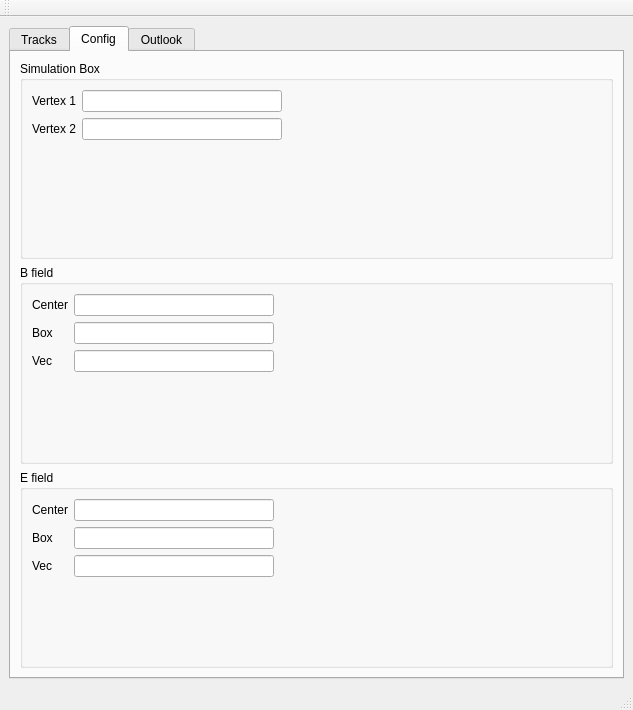
The window that plugins/Thomson_Parabola/Thomson_Parabola.ui (NeutrinoToolkit/Neutrino) describes before a commit, drawn with Qt 5.
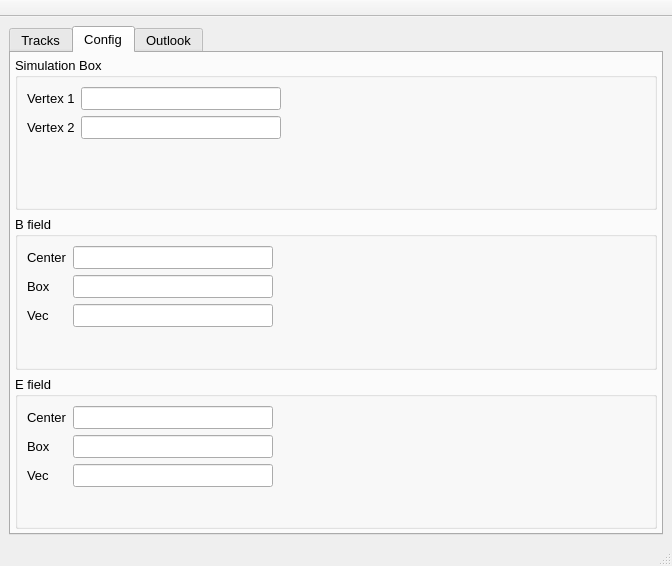
The same window after the commit. The open tabs and pages were chosen to show the change. Custom widgets are drawn as their Qt base class.

Commit message: final revert mess

```diff
--- a/plugins/Thomson_Parabola/Thomson_Parabola.ui
+++ b/plugins/Thomson_Parabola/Thomson_Parabola.ui
@@ -6,8 +6,8 @@
    <rect>
     <x>0</x>
     <y>0</y>
-    <width>633</width>
-    <height>710</height>
+    <width>672</width>
+    <height>566</height>
    </rect>
   </property>
   <property name="windowTitle">
@@ -17,6 +17,11 @@
    <layout class="QGridLayout" name="gridLayout_8">
     <item row="0" column="0">
      <widget class="QTabWidget" name="tabWidget">
+      <property name="font">
+       <font>
+        <pointsize>10</pointsize>
+       </font>
+      </property>
       <property name="currentIndex">
        <number>0</number>
       </property>
@@ -240,21 +245,31 @@
         <string>Config</string>
        </attribute>
        <layout class="QVBoxLayout" name="verticalLayout">
+        <property name="leftMargin">
+         <number>4</number>
+        </property>
+        <property name="topMargin">
+         <number>4</number>
+        </property>
+        <property name="rightMargin">
+         <number>4</number>
+        </property>
+        <property name="bottomMargin">
+         <number>4</number>
+        </property>
         <item>
          <widget class="QGroupBox" name="groupBox_2">
           <property name="title">
            <string>Simulation Box</string>
           </property>
-          <layout class="QGridLayout" name="gridLayout_5">
-           <item row="1" column="0">
-            <widget class="QLabel" name="label_5">
-             <property name="text">
-              <string>Vertex 2</string>
-             </property>
-            </widget>
-           </item>
+          <layout class="QFormLayout" name="formLayout">
            <item row="0" column="0">
             <widget class="QLabel" name="label_4">
+             <property name="font">
+              <font>
+               <pointsize>10</pointsize>
+              </font>
+             </property>
              <property name="text">
               <string>Vertex 1</string>
              </property>
@@ -270,8 +285,7 @@
              </property>
              <property name="font">
               <font>
-               <pointsize>8</pointsize>
-               <italic>true</italic>
+               <pointsize>10</pointsize>
               </font>
              </property>
              <property name="inputMask">
@@ -289,6 +303,21 @@
              <property name="placeholderText">
               <string/>
              </property>
+             <property name="neutrinoSave" stdset="0">
+              <bool>true</bool>
+             </property>
+            </widget>
+           </item>
+           <item row="1" column="0">
+            <widget class="QLabel" name="label_5">
+             <property name="font">
+              <font>
+               <pointsize>10</pointsize>
+              </font>
+             </property>
+             <property name="text">
+              <string>Vertex 2</string>
+             </property>
             </widget>
            </item>
            <item row="1" column="1">
@@ -301,8 +330,7 @@
              </property>
              <property name="font">
               <font>
-               <pointsize>8</pointsize>
-               <italic>true</italic>
+               <pointsize>10</pointsize>
               </font>
              </property>
              <property name="text">
@@ -310,32 +338,6 @@
              </property>
             </widget>
            </item>
-           <item row="2" column="0">
-            <spacer name="verticalSpacer">
-             <property name="orientation">
-              <enum>Qt::Vertical</enum>
-             </property>
-             <property name="sizeHint" stdset="0">
-              <size>
-               <width>20</width>
-               <height>40</height>
-              </size>
-             </property>
-            </spacer>
-           </item>
-           <item row="0" column="2">
-            <spacer name="horizontalSpacer_2">
-             <property name="orientation">
-              <enum>Qt::Horizontal</enum>
-             </property>
-             <property name="sizeHint" stdset="0">
-              <size>
-               <width>40</width>
-               <height>20</height>
-              </size>
-             </property>
-            </spacer>
-           </item>
           </layout>
          </widget>
         </item>
@@ -344,37 +346,16 @@
           <property name="title">
            <string>B field</string>
           </property>
-          <layout class="QGridLayout" name="gridLayout_6">
-           <item row="2" column="0">
-            <widget class="QLabel" name="label_8">
-             <property name="text">
-              <string>Vec</string>
-             </property>
-            </widget>
-           </item>
-           <item row="2" column="1">
-            <widget class="QVecInput" name="Bvec">
-             <property name="maximumSize">
-              <size>
-               <width>200</width>
-               <height>16777215</height>
-              </size>
-             </property>
+          <layout class="QFormLayout" name="formLayout_3">
+           <item row="0" column="0">
+            <widget class="QLabel" name="label_7">
              <property name="font">
               <font>
-               <pointsize>8</pointsize>
-               <italic>true</italic>
+               <pointsize>10</pointsize>
               </font>
              </property>
              <property name="text">
-              <string/>
-             </property>
-            </widget>
-           </item>
-           <item row="1" column="0">
-            <widget class="QLabel" name="label_6">
-             <property name="text">
-              <string>Box</string>
+              <string>Center</string>
              </property>
             </widget>
            </item>
@@ -388,12 +369,26 @@
              </property>
              <property name="font">
               <font>
-               <pointsize>8</pointsize>
-               <italic>true</italic>
+               <pointsize>10</pointsize>
               </font>
              </property>
              <property name="text">
               <string/>
+             </property>
+             <property name="neutrinoSave" stdset="0">
+              <bool>true</bool>
+             </property>
+            </widget>
+           </item>
+           <item row="1" column="0">
+            <widget class="QLabel" name="label_6">
+             <property name="font">
+              <font>
+               <pointsize>10</pointsize>
+              </font>
+             </property>
+             <property name="text">
+              <string>Box</string>
              </property>
             </widget>
            </item>
@@ -407,8 +402,7 @@
              </property>
              <property name="font">
               <font>
-               <pointsize>8</pointsize>
-               <italic>true</italic>
+               <pointsize>10</pointsize>
               </font>
              </property>
              <property name="text">
@@ -416,38 +410,38 @@
              </property>
             </widget>
            </item>
-           <item row="0" column="0">
-            <widget class="QLabel" name="label_7">
+           <item row="2" column="0">
+            <widget class="QLabel" name="label_8">
+             <property name="font">
+              <font>
+               <pointsize>10</pointsize>
+              </font>
+             </property>
              <property name="text">
-              <string>Center</string>
+              <string>Vec</string>
              </property>
             </widget>
            </item>
-           <item row="3" column="1">
-            <spacer name="verticalSpacer_2">
-             <property name="orientation">
-              <enum>Qt::Vertical</enum>
-             </property>
-             <property name="sizeHint" stdset="0">
+           <item row="2" column="1">
+            <widget class="QVecInput" name="Bvec">
+             <property name="maximumSize">
               <size>
-               <width>20</width>
-               <height>40</height>
+               <width>200</width>
+               <height>16777215</height>
               </size>
              </property>
-            </spacer>
-           </item>
-           <item row="0" column="2">
-            <spacer name="horizontalSpacer_3">
-             <property name="orientation">
-              <enum>Qt::Horizontal</enum>
+             <property name="font">
+              <font>
+               <pointsize>10</pointsize>
+              </font>
              </property>
-             <property name="sizeHint" stdset="0">
-              <size>
-               <width>40</width>
-               <height>20</height>
-              </size>
+             <property name="text">
+              <string/>
              </property>
-            </spacer>
+             <property name="neutrinoSave" stdset="0">
+              <bool>true</bool>
+             </property>
+            </widget>
            </item>
           </layout>
          </widget>
@@ -457,52 +451,52 @@
           <property name="title">
            <string>E field</string>
           </property>
-          <layout class="QGridLayout" name="gridLayout_7">
-           <item row="0" column="1">
-            <widget class="QVecInput" name="Ecenter">
-             <property name="maximumSize">
-              <size>
-               <width>200</width>
-               <height>16777215</height>
-              </size>
-             </property>
-             <property name="font">
-              <font>
-               <pointsize>8</pointsize>
-               <italic>true</italic>
-              </font>
-             </property>
-             <property name="text">
-              <string/>
-             </property>
-            </widget>
-           </item>
-           <item row="2" column="1">
-            <widget class="QVecInput" name="Evec">
-             <property name="maximumSize">
-              <size>
-               <width>200</width>
-               <height>16777215</height>
-              </size>
-             </property>
-             <property name="font">
-              <font>
-               <pointsize>8</pointsize>
-               <italic>true</italic>
-              </font>
-             </property>
-             <property name="text">
-              <string/>
-             </property>
-            </widget>
-           </item>
+          <layout class="QFormLayout" name="formLayout_2">
            <item row="0" column="0">
             <widget class="QLabel" name="label_11">
+             <property name="font">
+              <font>
+               <pointsize>10</pointsize>
+              </font>
+             </property>
              <property name="text">
               <string>Center</string>
              </property>
             </widget>
            </item>
+           <item row="0" column="1">
+            <widget class="QVecInput" name="Ecenter">
+             <property name="maximumSize">
+              <size>
+               <width>200</width>
+               <height>16777215</height>
+              </size>
+             </property>
+             <property name="font">
+              <font>
+               <pointsize>10</pointsize>
+              </font>
+             </property>
+             <property name="text">
+              <string/>
+             </property>
+             <property name="neutrinoSave" stdset="0">
+              <bool>true</bool>
+             </property>
+            </widget>
+           </item>
+           <item row="1" column="0">
+            <widget class="QLabel" name="label_10">
+             <property name="font">
+              <font>
+               <pointsize>10</pointsize>
+              </font>
+             </property>
+             <property name="text">
+              <string>Box</string>
+             </property>
+            </widget>
+           </item>
            <item row="1" column="1">
             <widget class="QVecInput" name="Ebox">
              <property name="maximumSize">
@@ -513,8 +507,7 @@
              </property>
              <property name="font">
               <font>
-               <pointsize>8</pointsize>
-               <italic>true</italic>
+               <pointsize>10</pointsize>
               </font>
              </property>
              <property name="text">
@@ -524,44 +517,37 @@
            </item>
            <item row="2" column="0">
             <widget class="QLabel" name="label_9">
+             <property name="font">
+              <font>
+               <pointsize>10</pointsize>
+              </font>
+             </property>
              <property name="text">
               <string>Vec</string>
              </property>
             </widget>
            </item>
-           <item row="3" column="1">
-            <spacer name="verticalSpacer_3">
-             <property name="orientation">
-              <enum>Qt::Vertical</enum>
-             </property>
-             <property name="sizeHint" stdset="0">
+           <item row="2" column="1">
+            <widget class="QVecInput" name="Evec">
+             <property name="maximumSize">
               <size>
-               <width>20</width>
-               <height>40</height>
+               <width>200</width>
+               <height>16777215</height>
               </size>
              </property>
-            </spacer>
-           </item>
-           <item row="1" column="0">
-            <widget class="QLabel" name="label_10">
+             <property name="font">
+              <font>
+               <pointsize>10</pointsize>
+              </font>
+             </property>
              <property name="text">
-              <string>Box</string>
+              <string/>
+             </property>
+             <property name="neutrinoSave" stdset="0">
+              <bool>true</bool>
              </property>
             </widget>
            </item>
-           <item row="1" column="2">
-            <spacer name="horizontalSpacer_4">
-             <property name="orientation">
-              <enum>Qt::Horizontal</enum>
-             </property>
-             <property name="sizeHint" stdset="0">
-              <size>
-               <width>40</width>
-               <height>20</height>
-              </size>
-             </property>
-            </spacer>
-           </item>
           </layout>
          </widget>
         </item>
@@ -586,6 +572,12 @@
    <property name="windowTitle">
     <string>toolBar</string>
    </property>
+   <property name="movable">
+    <bool>false</bool>
+   </property>
+   <property name="floatable">
+    <bool>false</bool>
+   </property>
    <attribute name="toolBarArea">
     <enum>TopToolBarArea</enum>
    </attribute>
```
Left out of the diff: 347 changed lines with no effect on the pictures. The commit also changes 2 other files.
